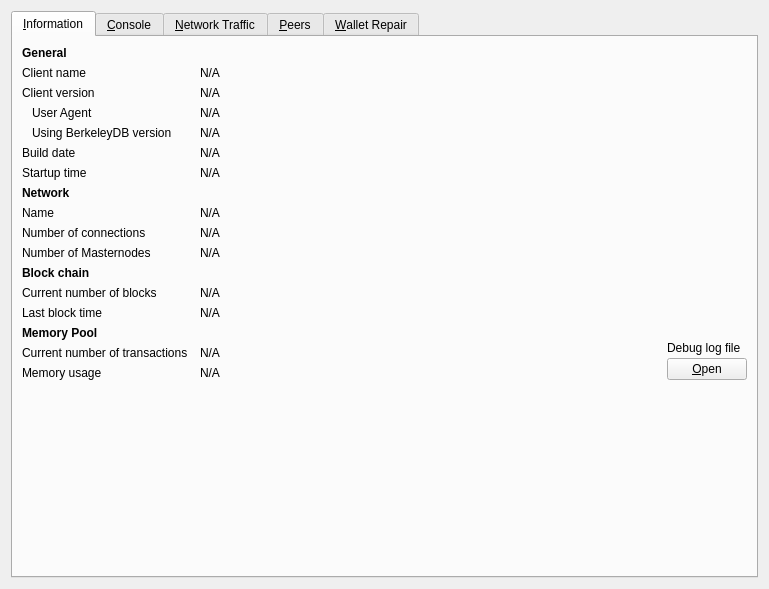
This is src/qt/forms/debugwindow.ui in modcrypto/bitnexus as Qt 5 draws it before an edit. The edited form follows.
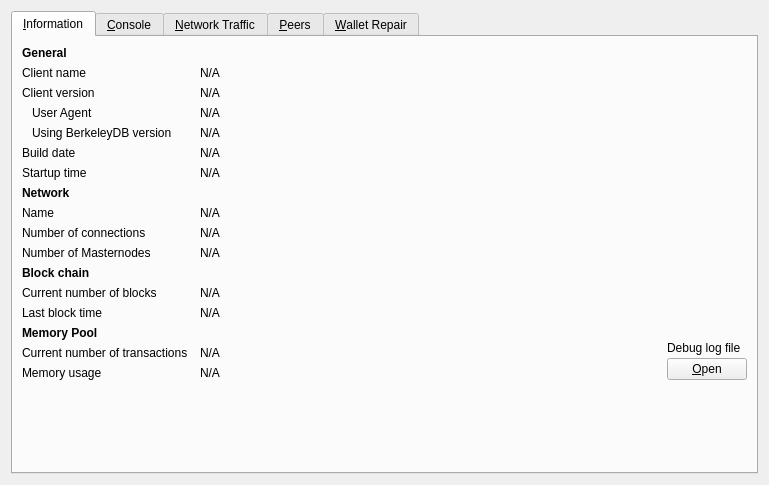
This is the edited form. Icons and pictures are not drawn. Custom widgets are drawn as their Qt base class.

The edit to the form file:
```diff
--- a/src/qt/forms/debugwindow.ui
+++ b/src/qt/forms/debugwindow.ui
@@ -7,15 +7,12 @@
     <x>0</x>
     <y>0</y>
     <width>769</width>
-    <height>589</height>
+    <height>485</height>
    </rect>
   </property>
   <property name="windowTitle">
    <string>Tools window</string>
   </property>
-  <property name="styleSheet">
-   <string notr="true"/>
-  </property>
   <layout class="QVBoxLayout" name="verticalLayout_2">
    <item>
     <widget class="QTabWidget" name="tabWidget">
```
Left out of the diff: 8 changed lines with no effect on the pictures. Lines whose indentation alone changed are shown as unchanged.
